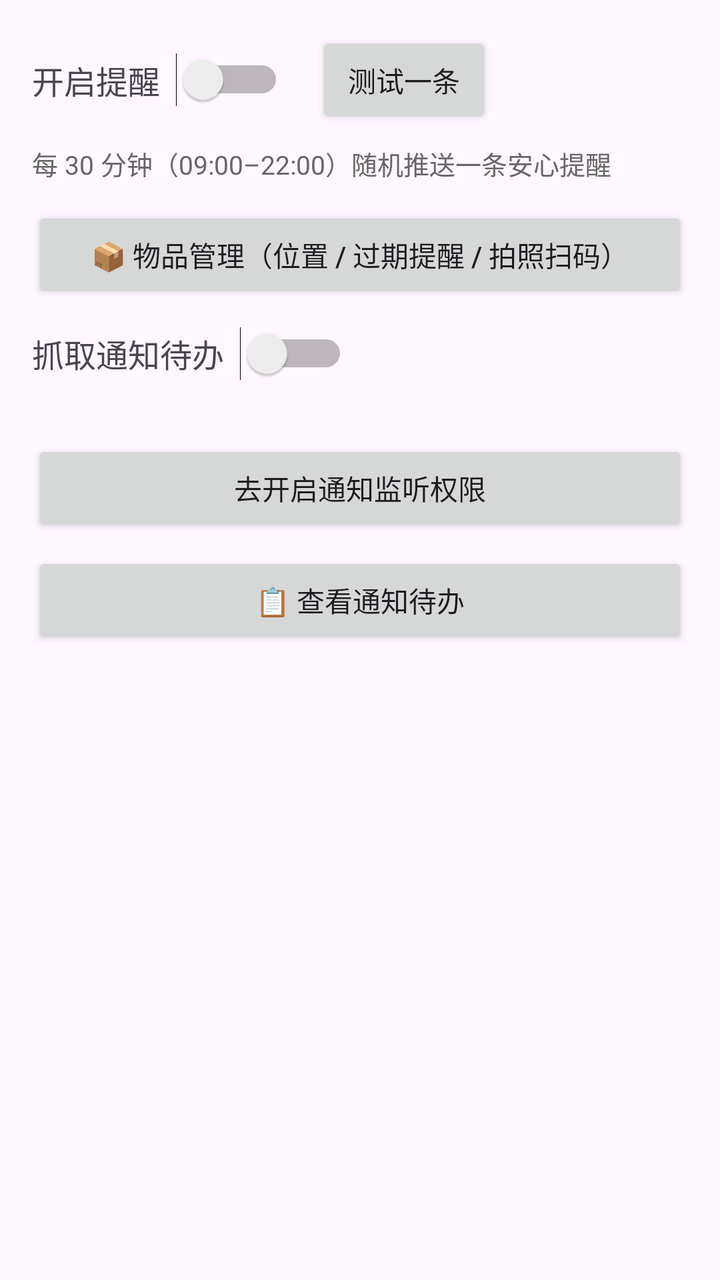
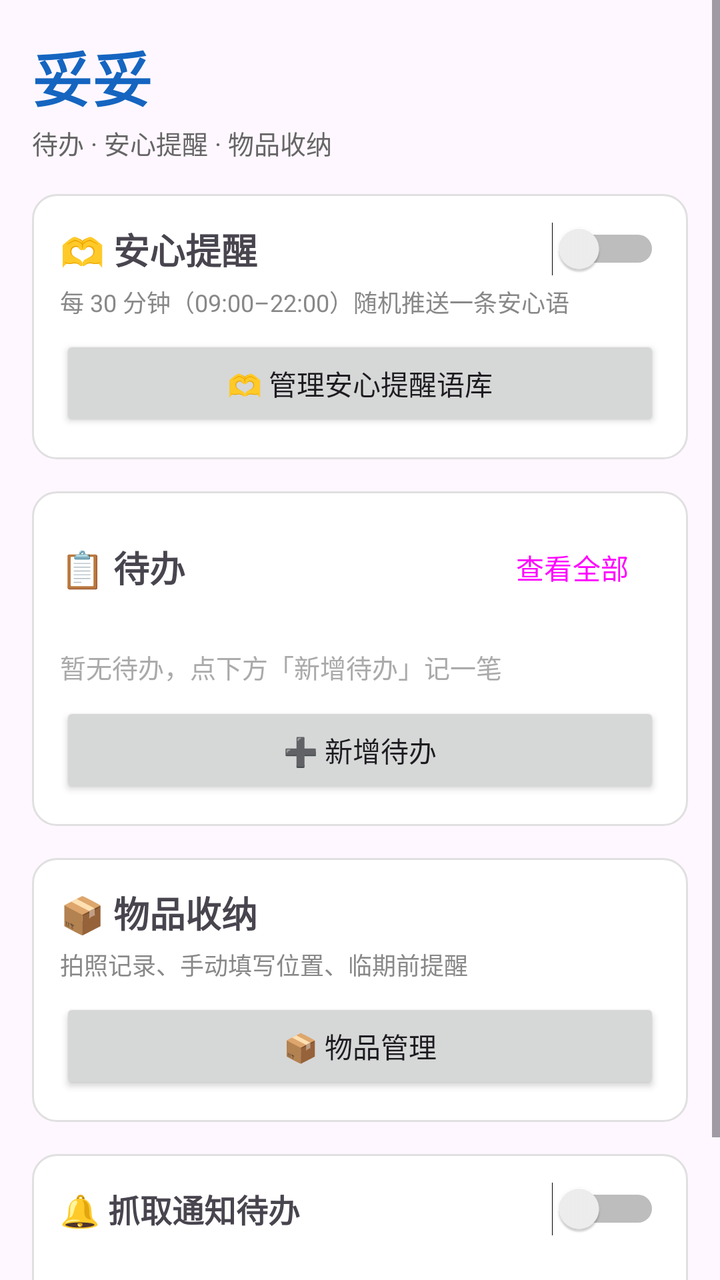

Compare the two renders of this Android layout. The source of the first and the diff that turns it into the second are given below.
<!-- AndroidManifest.xml: application theme Theme.Migratable -->
<!-- res/layout/activity_main.xml -->
<?xml version="1.0" encoding="utf-8"?>
<LinearLayout xmlns:android="http://schemas.android.com/apk/res/android"
    android:orientation="vertical"
    android:padding="16dp"
    android:layout_width="match_parent"
    android:layout_height="match_parent">

    <LinearLayout
        android:orientation="horizontal"
        android:layout_width="match_parent"
        android:layout_height="wrap_content"
        android:gravity="center_vertical">

        <TextView
            android:text="开启提醒"
            android:textSize="16sp"
            android:layout_width="wrap_content"
            android:layout_height="wrap_content" />

        <Switch
            android:id="@+id/switch_enabled"
            android:layout_marginStart="8dp"
            android:layout_width="wrap_content"
            android:layout_height="wrap_content" />

        <Button
            android:id="@+id/btn_test"
            android:text="测试一条"
            android:layout_marginStart="16dp"
            android:layout_width="wrap_content"
            android:layout_height="wrap_content" />
    </LinearLayout>

    <TextView
        android:text="每 30 分钟（09:00–22:00）随机推送一条安心提醒"
        android:textSize="13sp"
        android:textColor="#666666"
        android:layout_marginTop="8dp"
        android:layout_width="match_parent"
        android:layout_height="wrap_content" />

    <Button
        android:id="@+id/btn_inventory"
        android:text="📦 物品管理（位置 / 过期提醒 / 拍照扫码）"
        android:layout_marginTop="12dp"
        android:layout_width="match_parent"
        android:layout_height="wrap_content" />

    <LinearLayout
        android:orientation="horizontal"
        android:layout_width="match_parent"
        android:layout_height="wrap_content"
        android:gravity="center_vertical"
        android:layout_marginTop="12dp">

        <TextView
            android:text="抓取通知待办"
            android:textSize="16sp"
            android:layout_width="wrap_content"
            android:layout_height="wrap_content" />

        <Switch
            android:id="@+id/switch_todos"
            android:layout_marginStart="8dp"
            android:layout_width="wrap_content"
            android:layout_height="wrap_content" />
    </LinearLayout>

    <TextView
        android:id="@+id/text_listener_status"
        android:textSize="13sp"
        android:textColor="#666666"
        android:layout_marginTop="4dp"
        android:layout_width="match_parent"
        android:layout_height="wrap_content" />

    <Button
        android:id="@+id/btn_enable_listener"
        android:text="去开启通知监听权限"
        android:layout_marginTop="8dp"
        android:layout_width="match_parent"
        android:layout_height="wrap_content" />

    <Button
        android:id="@+id/btn_todos"
        android:text="📋 查看通知待办"
        android:layout_marginTop="8dp"
        android:layout_width="match_parent"
        android:layout_height="wrap_content" />

    <ListView
        android:id="@+id/list_messages"
        android:layout_marginTop="12dp"
        android:layout_width="match_parent"
        android:layout_height="match_parent" />
</LinearLayout>
<!-- resources referenced by this layout -->
<resources>
  <style name="Theme.Migratable" parent="Theme.Material3.DayNight.NoActionBar">
          <item name="android:statusBarColor">?attr/colorPrimary</item>
      </style>
</resources>

<!-- the commit's change to res/layout/activity_main.xml (unified diff, before → after) -->
@@ -1,96 +1,219 @@
 <?xml version="1.0" encoding="utf-8"?>
-<LinearLayout xmlns:android="http://schemas.android.com/apk/res/android"
-    android:orientation="vertical"
-    android:padding="16dp"
+<ScrollView xmlns:android="http://schemas.android.com/apk/res/android"
     android:layout_width="match_parent"
     android:layout_height="match_parent">
 
     <LinearLayout
-        android:orientation="horizontal"
+        android:orientation="vertical"
+        android:padding="16dp"
         android:layout_width="match_parent"
-        android:layout_height="wrap_content"
-        android:gravity="center_vertical">
-
+        android:layout_height="wrap_content">
+
+        
         <TextView
-            android:text="开启提醒"
-            android:textSize="16sp"
+            android:text="@string/app_name"
+            android:textSize="30sp"
+            android:textStyle="bold"
+            android:textColor="#1565C0"
             android:layout_width="wrap_content"
             android:layout_height="wrap_content" />
 
-        <Switch
-            android:id="@+id/switch_enabled"
-            android:layout_marginStart="8dp"
+        <TextView
+            android:text="待办 · 安心提醒 · 物品收纳"
+            android:textSize="13sp"
+            android:textColor="#666666"
+            android:layout_marginTop="2dp"
             android:layout_width="wrap_content"
             android:layout_height="wrap_content" />
 
-        <Button
-            android:id="@+id/btn_test"
-            android:text="测试一条"
-            android:layout_marginStart="16dp"
-            android:layout_width="wrap_content"
-            android:layout_height="wrap_content" />
+        
+        <LinearLayout
+            android:background="@drawable/bg_card"
+            android:orientation="vertical"
+            android:padding="14dp"
+            android:layout_marginTop="16dp"
+            android:layout_width="match_parent"
+            android:layout_height="wrap_content">
+
+            <LinearLayout
+                android:orientation="horizontal"
+                android:gravity="center_vertical"
+                android:layout_width="match_parent"
+                android:layout_height="wrap_content">
+
+                <TextView
+                    android:text="🫶 安心提醒"
+                    android:textSize="18sp"
+                    android:textStyle="bold"
+                    android:layout_width="wrap_content"
+                    android:layout_height="wrap_content" />
+
+                <View
+                    android:layout_width="0dp"
+                    android:layout_height="0dp"
+                    android:layout_weight="1" />
+
+                <Switch
+                    android:id="@+id/switch_enabled"
+                    android:layout_width="wrap_content"
+                    android:layout_height="wrap_content" />
+            </LinearLayout>
+
+            <TextView
+                android:text="每 30 分钟（09:00–22:00）随机推送一条安心语"
+                android:textSize="12sp"
+                android:textColor="#888888"
+                android:layout_marginTop="4dp"
+                android:layout_width="match_parent"
+                android:layout_height="wrap_content" />
+
+            <Button
+                android:id="@+id/btn_manage_reminders"
+                android:text="🫶 管理安心提醒语库"
+                android:layout_marginTop="8dp"
+                android:layout_width="match_parent"
+                android:layout_height="wrap_content" />
+        </LinearLayout>
+
+        
+        <LinearLayout
+            android:background="@drawable/bg_card"
+            android:orientation="vertical"
+            android:padding="14dp"
+            android:layout_marginTop="16dp"
+            android:layout_width="match_parent"
+            android:layout_height="wrap_content">
+
+            <LinearLayout
+                android:orientation="horizontal"
+                android:gravity="center_vertical"
+                android:layout_width="match_parent"
+                android:layout_height="wrap_content">
+
+                <TextView
+                    android:text="📋 待办"
+                    android:textSize="18sp"
+                    android:textStyle="bold"
+                    android:layout_width="wrap_content"
+                    android:layout_height="wrap_content" />
+
+                <View
+                    android:layout_width="0dp"
+                    android:layout_height="0dp"
+                    android:layout_weight="1" />
+
+                <Button
+                    android:id="@+id/btn_view_todos"
+                    style="?attr/borderlessButtonStyle"
+                    android:text="查看全部"
+                    android:layout_width="wrap_content"
+                    android:layout_height="wrap_content" />
+            </LinearLayout>
+
+            <androidx.recyclerview.widget.RecyclerView
+                android:id="@+id/list_todos"
+                android:nestedScrollingEnabled="false"
+                android:layout_marginTop="8dp"
+                android:layout_width="match_parent"
+                android:layout_height="wrap_content" />
+
+            <TextView
+                android:id="@+id/text_todo_empty"
+                android:text="暂无待办，点下方「新增待办」记一笔"
+                android:textSize="13sp"
+                android:textColor="#AAAAAA"
+                android:layout_marginTop="8dp"
+                android:layout_width="match_parent"
+                android:layout_height="wrap_content" />
+
+            <Button
+                android:id="@+id/btn_add_todo"
+                android:text="➕ 新增待办"
+                android:layout_marginTop="8dp"
+                android:layout_width="match_parent"
+                android:layout_height="wrap_content" />
+        </LinearLayout>
+
+        
+        <LinearLayout
+            android:background="@drawable/bg_card"
+            android:orientation="vertical"
+            android:padding="14dp"
+            android:layout_marginTop="16dp"
+            android:layout_width="match_parent"
+            android:layout_height="wrap_content">
+
+            <TextView
+                android:text="📦 物品收纳"
+                android:textSize="18sp"
+                android:textStyle="bold"
+                android:layout_width="wrap_content"
+                android:layout_height="wrap_content" />
+
+            <TextView
+                android:text="拍照记录、手动填写位置、临期前提醒"
+                android:textSize="12sp"
+                android:textColor="#888888"
+                android:layout_marginTop="4dp"
+                android:layout_width="match_parent"
+                android:layout_height="wrap_content" />
+
+            <Button
+                android:id="@+id/btn_inventory"
+                android:text="📦 物品管理"
+                android:layout_marginTop="8dp"
+                android:layout_width="match_parent"
+                android:layout_height="wrap_content" />
+        </LinearLayout>
+
+        
+        <LinearLayout
+            android:background="@drawable/bg_card"
+            android:orientation="vertical"
+            android:padding="14dp"
+            android:layout_marginTop="16dp"
+            android:layout_width="match_parent"
+            android:layout_height="wrap_content">
+
+            <LinearLayout
+                android:orientation="horizontal"
+                android:gravity="center_vertical"
+                android:layout_width="match_parent"
+                android:layout_height="wrap_content">
+
+                <TextView
+                    android:text="🔔 抓取通知待办"
+                    android:textSize="16sp"
+                    android:textStyle="bold"
+                    android:layout_width="wrap_content"
+                    android:layout_height="wrap_content" />
+
+                <View
+                    android:layout_width="0dp"
+                    android:layout_height="0dp"
+                    android:layout_weight="1" />
+
+                <Switch
+                    android:id="@+id/switch_todos"
+                    android:layout_width="wrap_content"
+                    android:layout_height="wrap_content" />
+            </LinearLayout>
+
+            <TextView
+                android:id="@+id/text_listener_status"
+                android:textSize="12sp"
+                android:textColor="#888888"
+                android:layout_marginTop="4dp"
+                android:layout_width="match_parent"
+                android:layout_height="wrap_content" />
+
+            <Button
+                android:id="@+id/btn_enable_listener"
+                style="?attr/borderlessButtonStyle"
+                android:text="去开启通知监听权限"
+                android:layout_marginTop="4dp"
+                android:layout_width="wrap_content"
+                android:layout_height="wrap_content" />
+        </LinearLayout>
     </LinearLayout>
-
-    <TextView
-        android:text="每 30 分钟（09:00–22:00）随机推送一条安心提醒"
-        android:textSize="13sp"
-        android:textColor="#666666"
-        android:layout_marginTop="8dp"
-        android:layout_width="match_parent"
-        android:layout_height="wrap_content" />
-
-    <Button
-        android:id="@+id/btn_inventory"
-        android:text="📦 物品管理（位置 / 过期提醒 / 拍照扫码）"
-        android:layout_marginTop="12dp"
-        android:layout_width="match_parent"
-        android:layout_height="wrap_content" />
-
-    <LinearLayout
-        android:orientation="horizontal"
-        android:layout_width="match_parent"
-        android:layout_height="wrap_content"
-        android:gravity="center_vertical"
-        android:layout_marginTop="12dp">
-
-        <TextView
-            android:text="抓取通知待办"
-            android:textSize="16sp"
-            android:layout_width="wrap_content"
-            android:layout_height="wrap_content" />
-
-        <Switch
-            android:id="@+id/switch_todos"
-            android:layout_marginStart="8dp"
-            android:layout_width="wrap_content"
-            android:layout_height="wrap_content" />
-    </LinearLayout>
-
-    <TextView
-        android:id="@+id/text_listener_status"
-        android:textSize="13sp"
-        android:textColor="#666666"
-        android:layout_marginTop="4dp"
-        android:layout_width="match_parent"
-        android:layout_height="wrap_content" />
-
-    <Button
-        android:id="@+id/btn_enable_listener"
-        android:text="去开启通知监听权限"
-        android:layout_marginTop="8dp"
-        android:layout_width="match_parent"
-        android:layout_height="wrap_content" />
-
-    <Button
-        android:id="@+id/btn_todos"
-        android:text="📋 查看通知待办"
-        android:layout_marginTop="8dp"
-        android:layout_width="match_parent"
-        android:layout_height="wrap_content" />
-
-    <ListView
-        android:id="@+id/list_messages"
-        android:layout_marginTop="12dp"
-        android:layout_width="match_parent"
-        android:layout_height="match_parent" />
-</LinearLayout>
+</ScrollView>
<!-- resource entries referenced after the edit -->
@@ -1,5 +1,13 @@
 <!-- resources referenced by this layout -->
 <resources>
+  <!-- drawable bg_card (drawable) -->
+  <?xml version="1.0" encoding="utf-8"?>
+  <shape xmlns:android="http://schemas.android.com/apk/res/android">
+      <solid android:color="#FFFFFF" />
+      <stroke android:width="1dp" android:color="#E0E0E0" />
+      <corners android:radius="12dp" />
+  </shape>
+  <string name="app_name">妥妥</string>
   <style name="Theme.Migratable" parent="Theme.Material3.DayNight.NoActionBar">
           <item name="android:statusBarColor">?attr/colorPrimary</item>
       </style>
